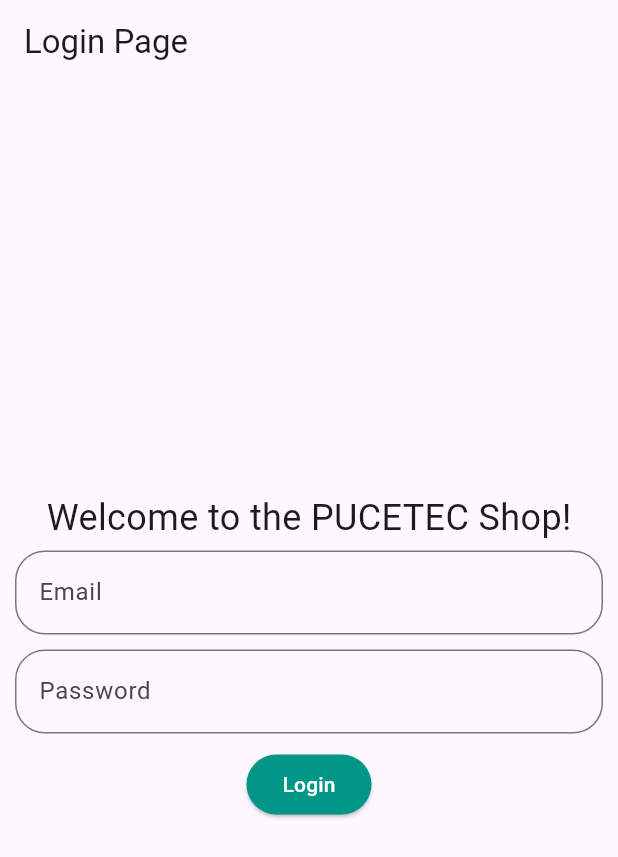
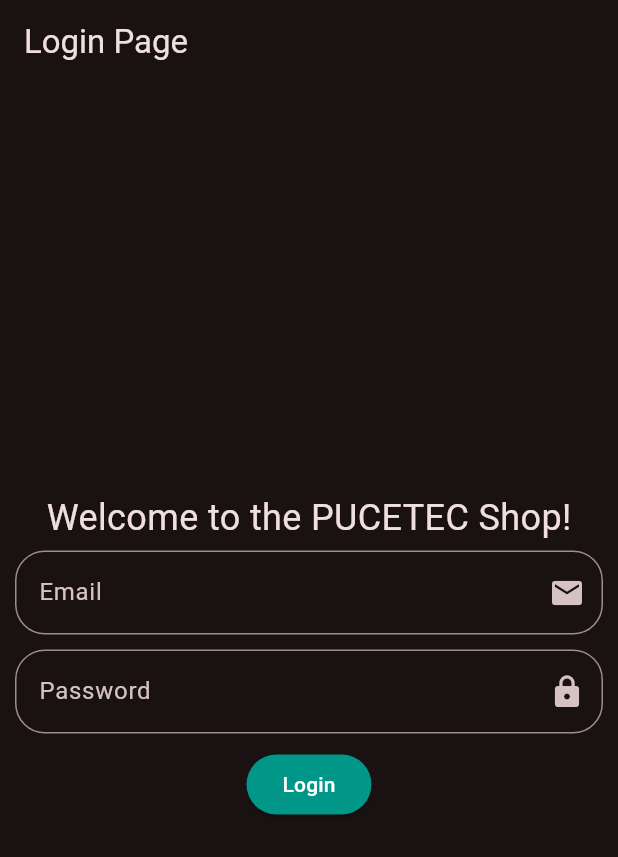
Before and after one commit to csparedes-pucesi/movil_pucetec_api, a Flutter app: the screen it shows after launch, on a phone screen of 412 x 824 dp. Shown: the top 857 px of the screen. Run offline on Flutter 3.47's test engine with Material 3 defaults, Android fonts, the phone set to English and light mode, and no system bars; our stand-ins replace dio, flutter_riverpod, fluttertoast, go_router, shared_preferences.

Commit message:
mejorar aspecto estetico de la app

```diff
--- /dev/null
+++ b/lib/config/theme/app_theme.dart
@@ -0,0 +1,25 @@
+import 'package:flutter/material.dart';
+
+const Color _customColor = Color(0xff49149f);
+const List<Color> _colorTheme = [
+  _customColor,
+  Colors.blue,
+  Colors.teal,
+  Colors.green,
+  Colors.orange,
+  Colors.yellow,
+  Colors.pink,
+];
+
+class AppTheme {
+  final int selectedColor;
+
+  AppTheme({this.selectedColor = 0});
+  ThemeData theme() {
+    return ThemeData(
+      useMaterial3: true,
+      colorSchemeSeed: _colorTheme[selectedColor],
+      brightness: Brightness.dark,
+    );
+  }
+}
--- a/lib/main.dart
+++ b/lib/main.dart
@@ -3,6 +3,7 @@ import 'dart:io';
 import 'package:flutter/material.dart';
 import 'package:flutter_riverpod/flutter_riverpod.dart';
 import 'package:movil_pucetec_api/config/shared_prefs.dart';
+import 'package:movil_pucetec_api/config/theme/app_theme.dart';
 
 import 'routes/app_routes.dart';
 
@@ -20,6 +21,7 @@ class MyApp extends ConsumerWidget {
   Widget build(BuildContext context, WidgetRef ref) {
     final routerProv = ref.watch(routerProvider);
     return MaterialApp.router(
+      theme: AppTheme(selectedColor: 6).theme(),
       debugShowCheckedModeBanner: false,
       title: 'Flutter Demo',
       routerConfig: routerProv,
--- a/lib/pages/create_product_page.dart
+++ b/lib/pages/create_product_page.dart
@@ -105,6 +105,7 @@ class CreateProductPage extends ConsumerWidget {
             Padding(
               padding: const EdgeInsets.symmetric(horizontal: 10, vertical: 10),
               child: TextFormField(
+                keyboardType: TextInputType.number,
                 controller: unitPriceController,
                 decoration: InputDecoration(
                   labelText: 'Precio del producto:',
--- a/lib/pages/login_page.dart
+++ b/lib/pages/login_page.dart
@@ -27,9 +27,11 @@ class LoginPage extends ConsumerWidget {
             Padding(
               padding: const EdgeInsets.symmetric(horizontal: 10, vertical: 5),
               child: TextFormField(
+
                 keyboardType: TextInputType.emailAddress,
                 controller: _emailController,
                 decoration: InputDecoration(
+                  suffixIcon: const Icon(Icons.email),
                   labelText: 'Email',
                   hintText: 'Ingrese su email',
                   border: OutlineInputBorder(
@@ -44,6 +46,7 @@ class LoginPage extends ConsumerWidget {
                 controller: _passwordController,
                 obscureText: true,
                 decoration: InputDecoration(
+                  suffixIcon: const Icon(Icons.lock),
                   labelText: 'Password',
                   hintText: 'Ingrese su password',
                   border: OutlineInputBorder(
```
Also changed, not shown: lib/pages/dashboard_page.dart (+17 -3 lines).
